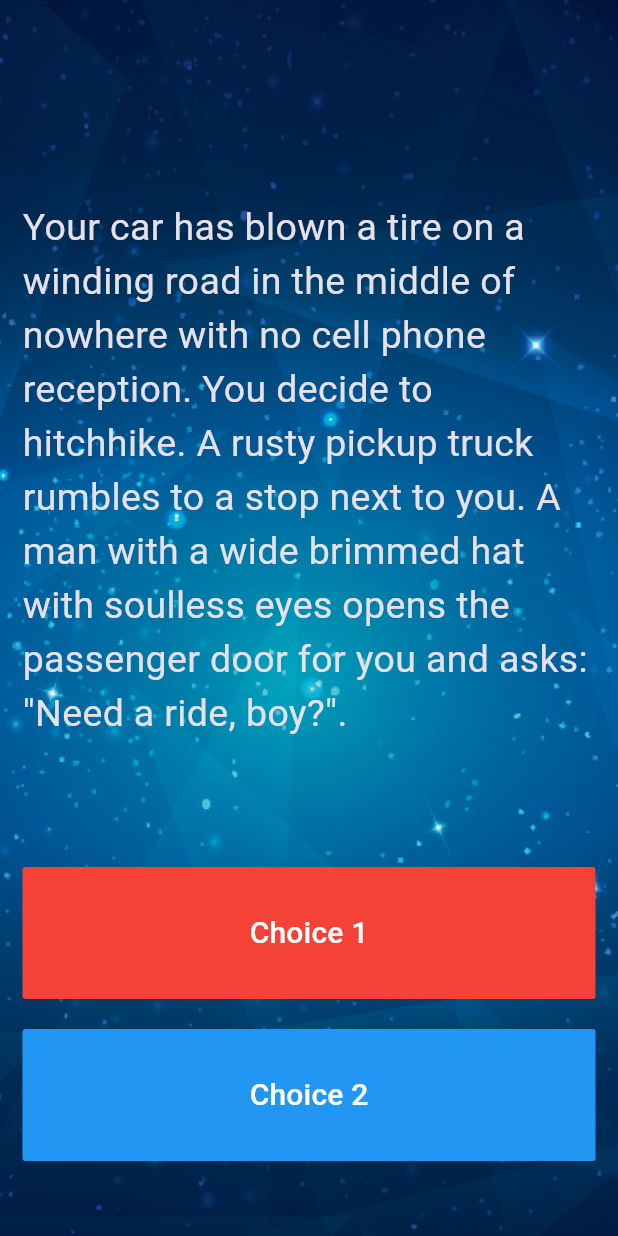
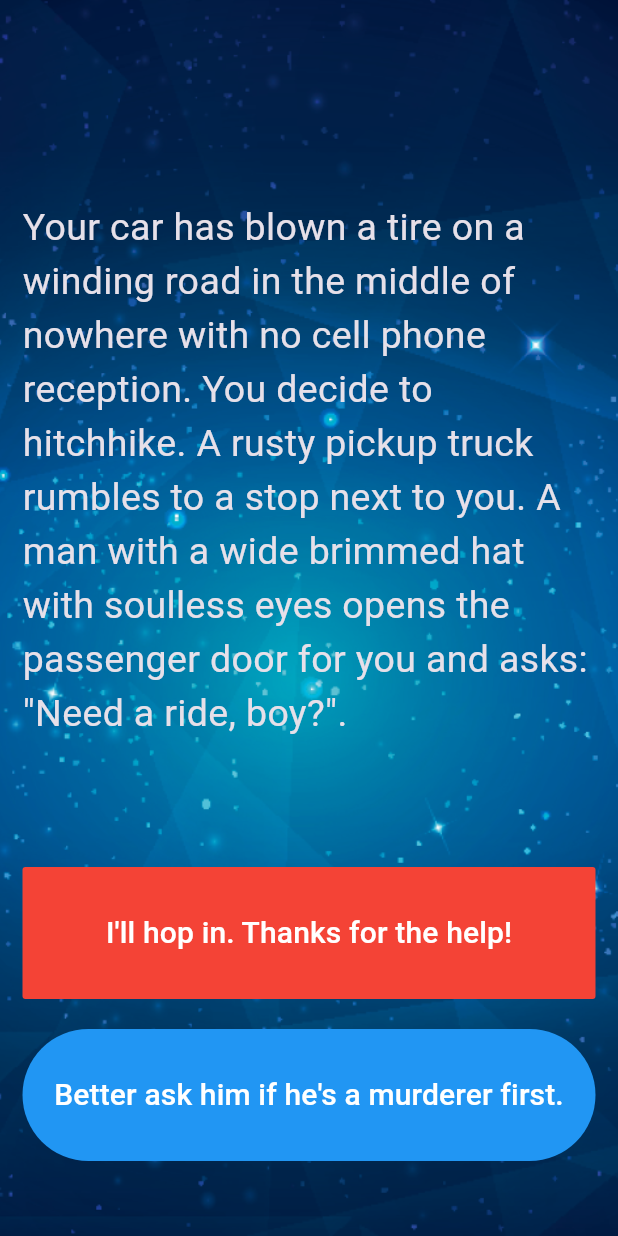
Before and after one commit to yukimiyake0607/udemy_destiny, a Flutter app: the screen it shows after launch, on a phone screen of 412 x 824 dp. Run offline on Flutter 3.47's test engine with Material 3 defaults, Android fonts, the phone set to English and light mode, and no system bars.

Commit message:
update: FlatButton→TextButton
refs #8 FlatButtonは非推奨のため

```diff
--- a/lib/main.dart
+++ b/lib/main.dart
@@ -58,7 +58,7 @@ class _StoryPageState extends State<StoryPage> {
                   color: Colors.red,
                   child: Text(
                     //TODO: Step 13 - Use the storyBrain to get the text for choice 1.
-                    'Choice 1',
+                    StoryBrain().getChoice1(),
                     style: TextStyle(
                       fontSize: 20.0,
                     ),
@@ -72,18 +72,16 @@ class _StoryPageState extends State<StoryPage> {
                 flex: 2,
                 //TODO: Step 26 - Use a Flutter Visibility Widget to wrap this FlatButton.
                 //TODO: Step 28 - Set the "visible" property of the Visibility Widget to equal the output from the buttonShouldBeVisible() method in the storyBrain.
-                child: FlatButton(
+                child: TextButton(
                   onPressed: () {
                     //Choice 2 made by user.
                     //TODO: Step 19 - Call the nextStory() method from storyBrain and pass the number 2 as the choice made by the user.
                   },
-                  color: Colors.blue,
+                  style: TextButton.styleFrom(backgroundColor: Colors.blue),
                   child: Text(
                     //TODO: Step 14 - Use the storyBrain to get the text for choice 2.
-                    'Choice 2',
-                    style: TextStyle(
-                      fontSize: 20.0,
-                    ),
+                    StoryBrain().getChoice2(),
+                    style: TextStyle(fontSize: 20.0, color: Colors.white),
                   ),
                 ),
               ),
```
